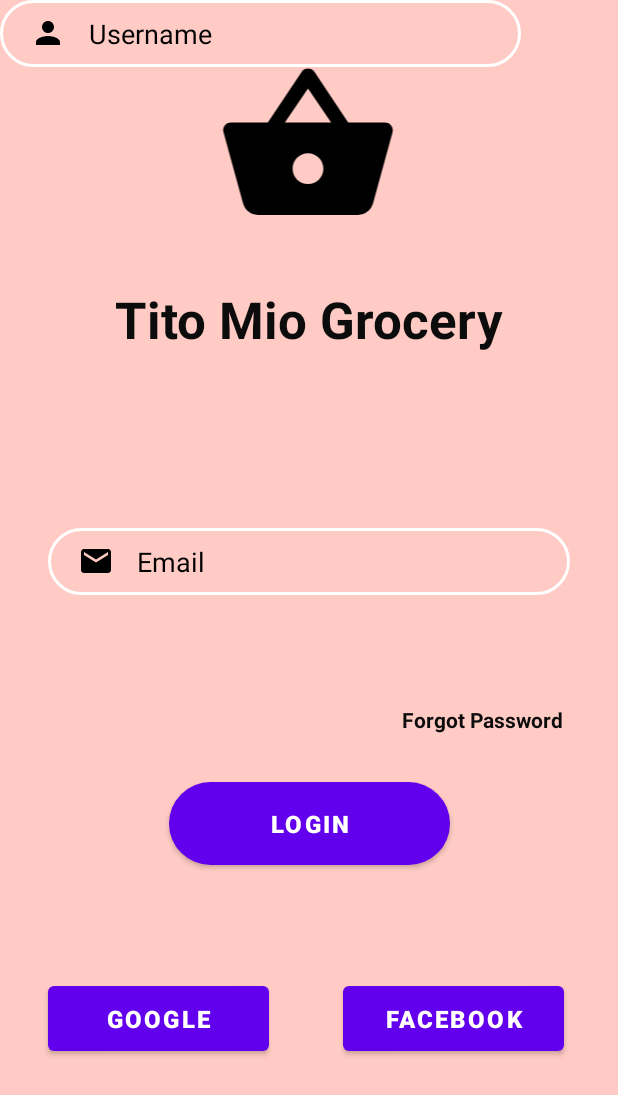
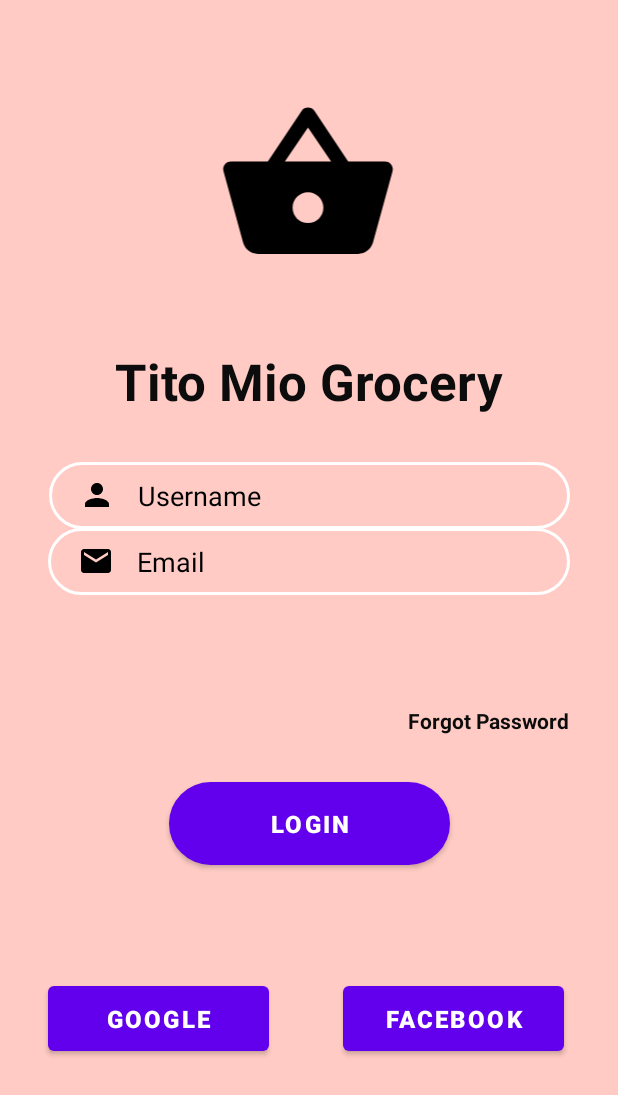
Before and after one commit to EMC1010/GroceryAppActivity3, an Android app: the layout activity_login.xml on its own in the app's theme, with its tools: preview values and no code run, on a phone screen of 412 x 824 dp. Shown: the top 1095 px of the screen. Run offline under Robolectric (Android 15) with nearby library versions, the phone set to English and light mode, and no system bars.

Commit message:
GroceryAppActivity3

```diff
--- a/app/src/main/res/layout/activity_login.xml
+++ b/app/src/main/res/layout/activity_login.xml
@@ -31,7 +31,7 @@
         app:layout_constraintHorizontal_bias="0.498"
         app:layout_constraintStart_toStartOf="parent"
         app:layout_constraintTop_toTopOf="parent"
-        app:layout_constraintVertical_bias="0.05" />
+        app:layout_constraintVertical_bias="0.088" />
 
     <TextView
         android:id="@+id/textView2"
@@ -45,7 +45,7 @@
         app:layout_constraintEnd_toEndOf="parent"
         app:layout_constraintStart_toStartOf="parent"
         app:layout_constraintTop_toTopOf="parent"
-        app:layout_constraintVertical_bias="0.244" />
+        app:layout_constraintVertical_bias="0.297" />
 
     <EditText
         android:id="@+id/inputSecurity"
@@ -85,8 +85,11 @@
         android:paddingRight="10dp"
         android:paddingBottom="10dp"
         android:textColorHint="@color/black"
-        tools:layout_editor_absoluteX="32dp"
-        tools:layout_editor_absoluteY="275dp" />
+        app:layout_constraintBottom_toBottomOf="parent"
+        app:layout_constraintEnd_toEndOf="parent"
+        app:layout_constraintStart_toStartOf="parent"
+        app:layout_constraintTop_toTopOf="parent"
+        app:layout_constraintVertical_bias="0.395" />
 
     <Button
         android:id="@+id/btnlogin"
@@ -125,9 +128,9 @@
         android:textStyle="bold"
         app:layout_constraintBottom_toBottomOf="parent"
         app:layout_constraintEnd_toEndOf="parent"
-        app:layout_constraintHorizontal_bias="0.881"
+        app:layout_constraintHorizontal_bias="0.894"
         app:layout_constraintStart_toStartOf="parent"
         app:layout_constraintTop_toTopOf="parent"
-        app:layout_constraintVertical_bias="0.584" />
+        app:layout_constraintVertical_bias="0.585" />
 
 </androidx.constraintlayout.widget.ConstraintLayout>
--- a/app/src/main/res/layout/activity_main.xml
+++ b/app/src/main/res/layout/activity_main.xml
@@ -7,4 +7,9 @@
     android:background="#FFCBC4"
     tools:context=".MainActivity">
 
+    <androidx.recyclerview.widget.RecyclerView
+        android:layout_width="409dp"
+        android:layout_height="729dp"
+        tools:layout_editor_absoluteX="1dp"
+        tools:layout_editor_absoluteY="1dp" />
 </androidx.constraintlayout.widget.ConstraintLayout>
```
Also changed, not shown: app/src/main/java/com/cebu/groceryapp_acitivity3week7/LoginActivity.kt (+14 -4 lines), app/src/main/res/drawable/facebook.png, app/src/main/res/drawable/google.png.
